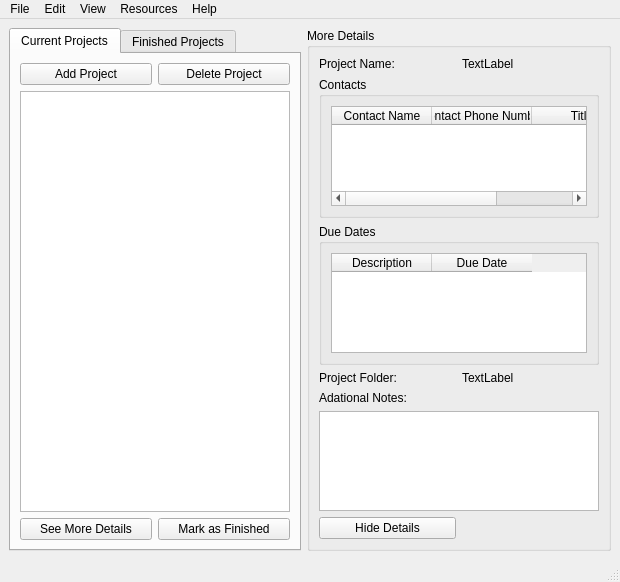
simplesports/ProjectManager, file Main_GUI.ui: the form before one commit.
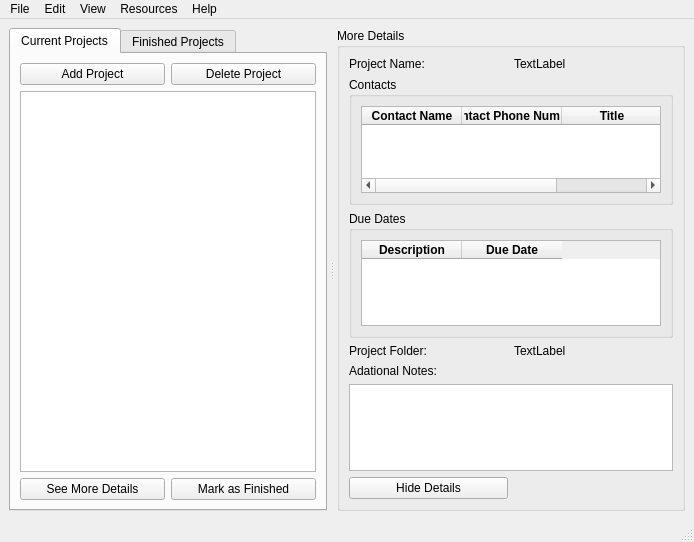
The form after the commit.

What changed in the file:
```diff
--- a/Main_GUI.ui
+++ b/Main_GUI.ui
@@ -6,8 +6,8 @@
    <rect>
     <x>0</x>
     <y>0</y>
-    <width>620</width>
-    <height>582</height>
+    <width>694</width>
+    <height>542</height>
    </rect>
   </property>
   <property name="windowTitle">
@@ -15,7 +15,41 @@
   </property>
   <widget class="QWidget" name="centralwidget">
    <layout class="QGridLayout" name="gridLayout">
-    <item row="0" column="0">
+    <item row="1" column="0">
+     <widget class="QSplitter" name="splitter">
+      <property name="enabled">
+       <bool>true</bool>
+      </property>
+      <property name="focusPolicy">
+       <enum>Qt::NoFocus</enum>
+      </property>
+      <property name="layoutDirection">
+       <enum>Qt::LeftToRight</enum>
+      </property>
+      <property name="frameShape">
+       <enum>QFrame::NoFrame</enum>
+      </property>
+      <property name="frameShadow">
+       <enum>QFrame::Sunken</enum>
+      </property>
+      <property name="lineWidth">
+       <number>1</number>
+      </property>
+      <property name="midLineWidth">
+       <number>0</number>
+      </property>
+      <property name="orientation">
+       <enum>Qt::Horizontal</enum>
+      </property>
+      <property name="opaqueResize">
+       <bool>true</bool>
+      </property>
+      <property name="handleWidth">
+       <number>10</number>
+      </property>
+      <property name="childrenCollapsible">
+       <bool>true</bool>
+      </property>
      <widget class="QTabWidget" name="tabWidget">
       <property name="currentIndex">
        <number>0</number>
@@ -87,8 +121,6 @@
        </layout>
       </widget>
      </widget>
-    </item>
-    <item row="0" column="1">
      <widget class="QGroupBox" name="groupBox_More_Details">
       <property name="title">
        <string>More Details</string>
@@ -126,20 +158,47 @@
          <layout class="QGridLayout" name="gridLayout_5">
           <item row="0" column="0">
            <widget class="QTableWidget" name="tableWidget_Contacts">
+             <property name="editTriggers">
+              <set>QAbstractItemView::NoEditTriggers</set>
+             </property>
+             <property name="sortingEnabled">
+              <bool>false</bool>
+             </property>
+             <attribute name="horizontalHeaderCascadingSectionResizes">
+              <bool>true</bool>
+             </attribute>
             <column>
              <property name="text">
               <string>Contact Name</string>
              </property>
+              <property name="font">
+               <font>
+                <weight>75</weight>
+                <bold>true</bold>
+               </font>
+              </property>
             </column>
             <column>
              <property name="text">
               <string>Contact Phone Number</string>
              </property>
+              <property name="font">
+               <font>
+                <weight>75</weight>
+                <bold>true</bold>
+               </font>
+              </property>
             </column>
             <column>
              <property name="text">
               <string>Title</string>
              </property>
+              <property name="font">
+               <font>
+                <weight>75</weight>
+                <bold>true</bold>
+               </font>
+              </property>
             </column>
            </widget>
           </item>
@@ -179,11 +238,23 @@
              <property name="text">
               <string>Description</string>
              </property>
+              <property name="font">
+               <font>
+                <weight>75</weight>
+                <bold>true</bold>
+               </font>
+              </property>
             </column>
             <column>
              <property name="text">
               <string>Due Date</string>
              </property>
+              <property name="font">
+               <font>
+                <weight>75</weight>
+                <bold>true</bold>
+               </font>
+              </property>
             </column>
            </widget>
           </item>
@@ -191,6 +262,7 @@
         </widget>
        </item>
       </layout>
+      </widget>
      </widget>
     </item>
    </layout>
@@ -200,7 +272,7 @@
     <rect>
      <x>0</x>
      <y>0</y>
-     <width>620</width>
+     <width>694</width>
      <height>21</height>
     </rect>
    </property>
```
Left out of the diff: 86 changed lines with no effect on the pictures. Lines whose indentation alone changed are shown as unchanged.
